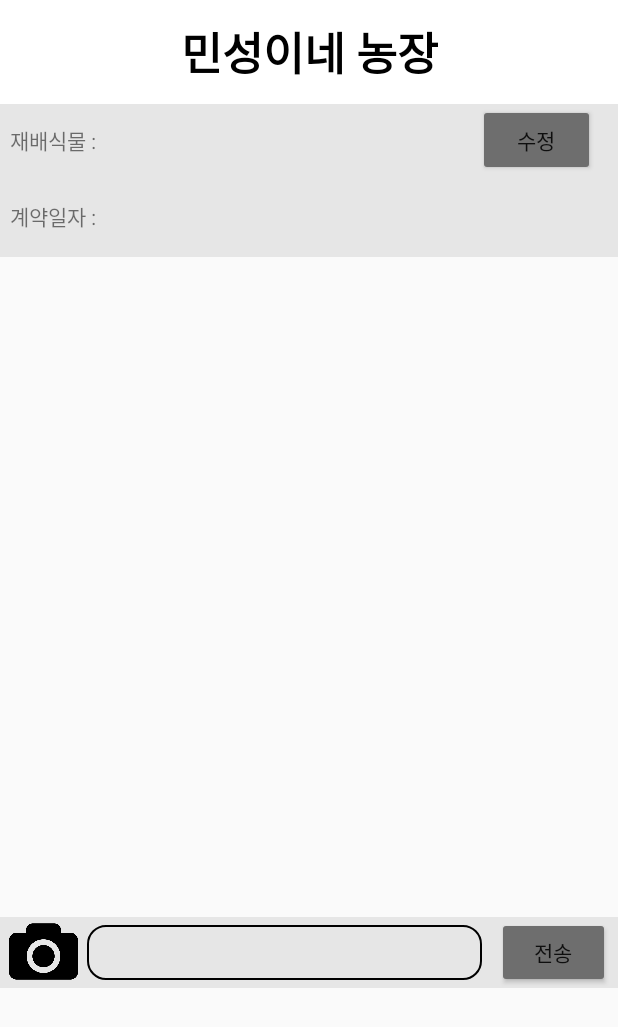
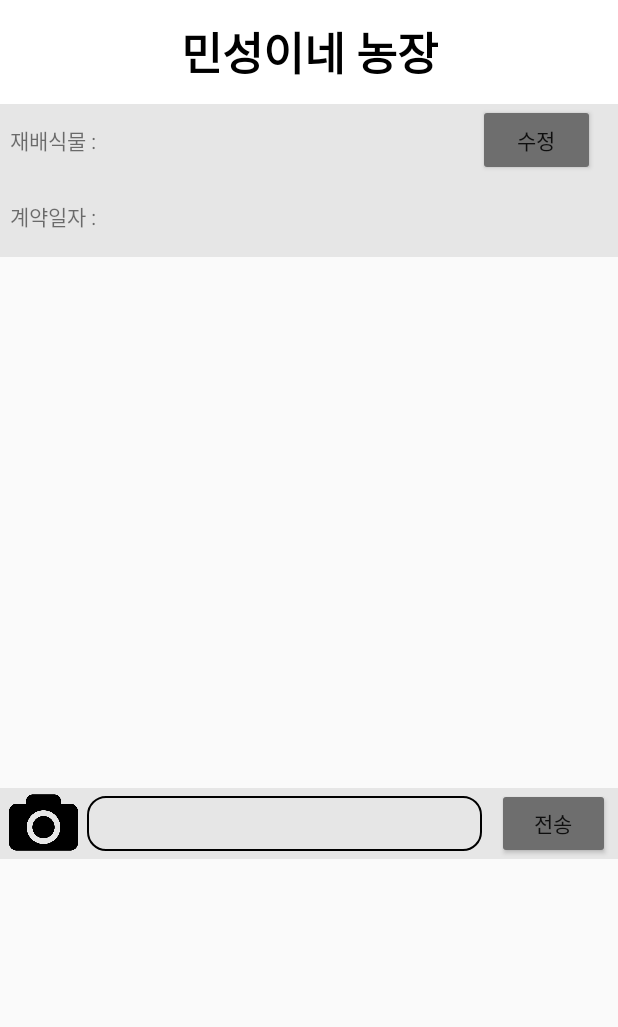
Before and after one commit to minseong-dev/android_project, an Android app: the MainActivity screen opened directly, with no data from a screen before it, after a tap on "전송", on a phone screen of 412 x 824 dp. Shown: the top 1027 px of the screen. Run offline under Robolectric (Android 15) with nearby library versions, the phone set to English and light mode, and no system bars.

Commit message:
채팅화면 크기 수정

```diff
--- a/RentalFarm/app/src/main/res/layout/activity_main.xml
+++ b/RentalFarm/app/src/main/res/layout/activity_main.xml
@@ -84,7 +84,7 @@
     <ListView
         android:id="@+id/chat_view"
         android:layout_width="match_parent"
-        android:layout_height="440dp"
+        android:layout_height="354dp"
         android:divider="#FFFFFF"
         android:dividerHeight="0px" />
 
```
